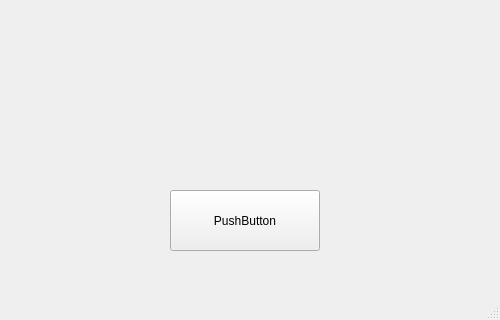
Mati-Midnight/lyceum, file UI.ui: the form before one commit; both pictures show x 0 to 500 and y 180 to 500 of the 500 by 500 pixel window.
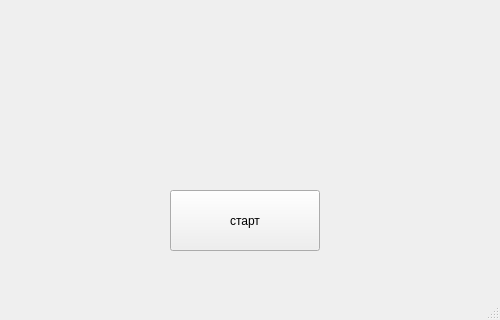
The form after the commit.

Commit message: yellow circle

```diff
--- a/UI.ui
+++ b/UI.ui
@@ -24,7 +24,7 @@
      </rect>
     </property>
     <property name="text">
-     <string>PushButton</string>
+     <string>старт</string>
     </property>
    </widget>
   </widget>
```
The commit also changes 1 other file.
